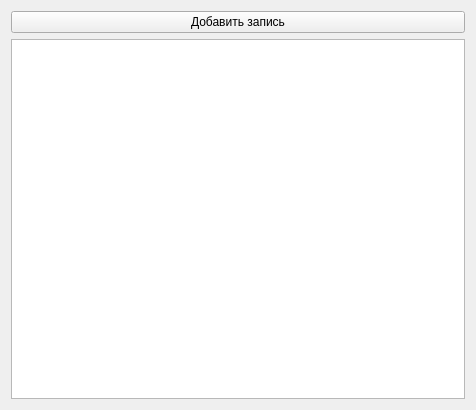
First picture: the form in main.ui, repository itsleko04/YandexCoffee, before the edit.
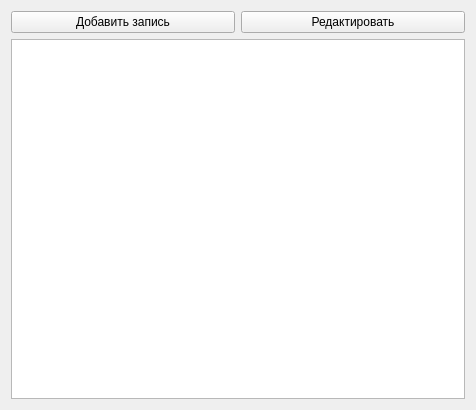
Second picture: the form after the edit.

Commit message: Edit on self widget

What changed in the file:
```diff
--- a/main.ui
+++ b/main.ui
@@ -15,6 +15,11 @@
   </property>
   <layout class="QVBoxLayout" name="verticalLayout">
    <item>
+    <layout class="QHBoxLayout" name="horizontalLayout">
+     <property name="topMargin">
+      <number>0</number>
+     </property>
+     <item>
     <widget class="QPushButton" name="addButton">
      <property name="text">
       <string>Добавить запись</string>
@@ -22,7 +27,23 @@
     </widget>
    </item>
    <item>
-    <widget class="QTableWidget" name="tableWidget"/>
+      <widget class="QPushButton" name="editButton">
+       <property name="text">
+        <string>Редактировать</string>
+       </property>
+      </widget>
+     </item>
+    </layout>
+   </item>
+   <item>
+    <widget class="QTableWidget" name="tableWidget">
+     <property name="selectionMode">
+      <enum>QAbstractItemView::SingleSelection</enum>
+     </property>
+     <property name="selectionBehavior">
+      <enum>QAbstractItemView::SelectRows</enum>
+     </property>
+    </widget>
    </item>
   </layout>
  </widget>
```
Lines whose indentation alone changed are shown as unchanged. The commit also changes 2 other files.
